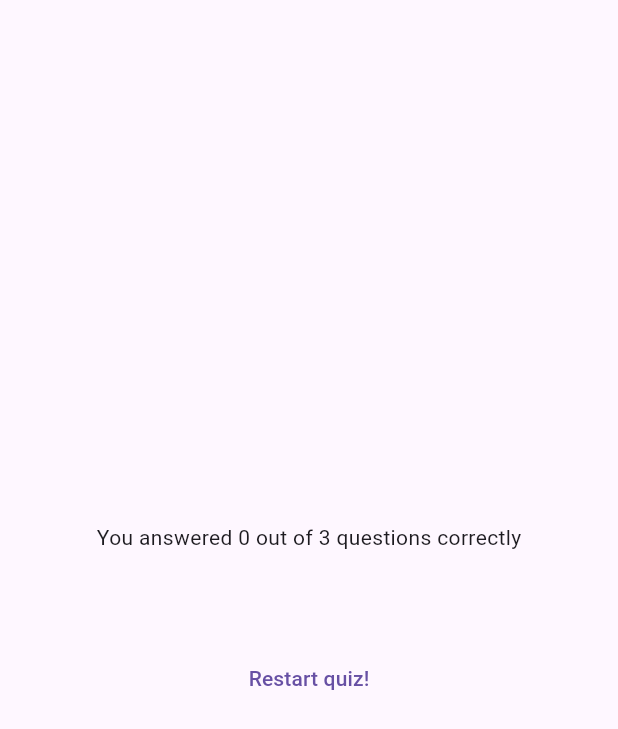
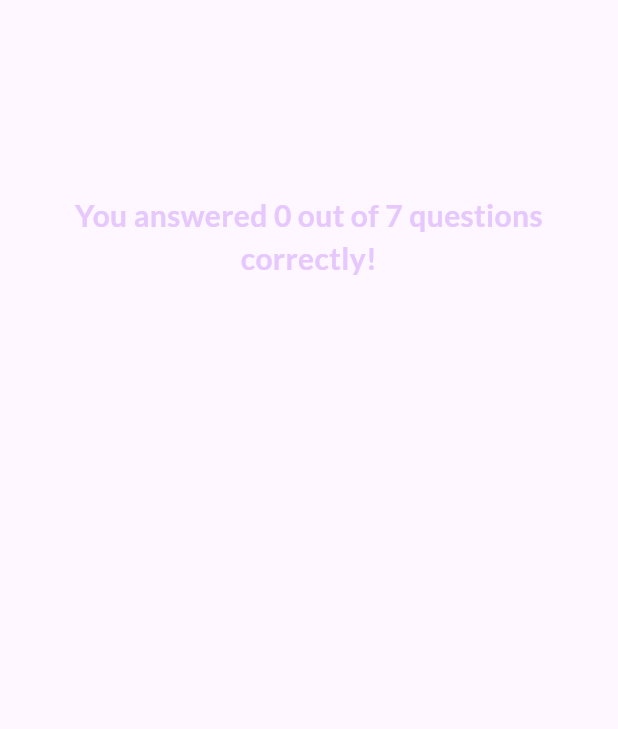
Before and after one commit to ayankz/flutter-quiz-app, a Flutter app: the ResultsScreen widget shown alone on an empty page, opened directly with empty values, on a phone screen of 412 x 824 dp. Shown: the top 729 px of the screen. Run offline on Flutter 3.47's test engine with Material 3 defaults, Android fonts, the phone set to English and light mode, and no system bars; our stand-ins replace google_fonts.

Commit message:
finish quiz app

```diff
--- a/lib/data/questions.dart
+++ b/lib/data/questions.dart
@@ -10,5 +10,12 @@ const questions = [
     'By using Android Studio'
   ]),
   QuizQuestion(
-      'Capital of Kazakhstan?', ['Almaty', 'Astana', 'Aqtobe', 'Karaganda'])
+      'Capital of Kazakhstan?', ['Almaty', 'Astana', 'Aqtobe', 'Karaganda']),
+  QuizQuestion(
+      'Capital of Uzbekistan?', ['Tashkent', 'Rome', 'Malaga', 'Moskow']),
+  QuizQuestion(
+      'Capital of Spain?', ['Madrid', 'Barcelona', 'Alicante', 'Valencia']),
+  QuizQuestion('Capital of France?', ['Paris', 'Marselle', 'Lion', 'Berlin']),
+  QuizQuestion(
+      'Capital of UK?', ['Londow', 'Liverpool', 'Newcastle', 'Manchester'])
 ];
--- /dev/null
+++ b/lib/models/questions_summary/questions_summary.dart
@@ -0,0 +1,21 @@
+import 'package:flutter/material.dart';
+import 'package:udemy_2/models/questions_summary/summary_item.dart';
+
+class QuestionsSummary extends StatelessWidget {
+  const QuestionsSummary(this.summaryData, {super.key});
+
+  final List<Map<String, Object>> summaryData;
+  @override
+  Widget build(BuildContext context) {
+    return SizedBox(
+      height: 400,
+      child: SingleChildScrollView(
+        child: Column(
+          children: summaryData.map((data) {
+            return SummaryItem(data);
+          }).toList(),
+        ),
+      ),
+    );
+  }
+}
--- a/lib/results_screen.dart
+++ b/lib/results_screen.dart
@@ -1,15 +1,16 @@
 import 'package:flutter/material.dart';
+import 'package:google_fonts/google_fonts.dart';
 import 'package:udemy_2/data/questions.dart';
-import 'package:udemy_2/questions_summary.dart';
+import 'package:udemy_2/models/questions_summary/questions_summary.dart';
 
 class ResultsScreen extends StatelessWidget {
   const ResultsScreen({
     super.key,
     required this.chosenAnswers,
+    required this.onRestart,
   });
-
+  final void Function() onRestart;
   final List<String> chosenAnswers;
-
   List<Map<String, Object>> getSummaryData() {
     final List<Map<String, Object>> summary = [];
 
@@ -21,7 +22,6 @@ class ResultsScreen extends StatelessWidget {
         'user_answer': chosenAnswers[i]
       });
     }
-
     return summary;
   }
 
@@ -29,8 +29,8 @@ class ResultsScreen extends StatelessWidget {
   Widget build(BuildContext context) {
     final summaryData = getSummaryData();
     final numTotalQuestions = questions.length;
-    final numCorrectQuestions = summaryData.where((data){
-      return data['user_amswer'] == data['correct_answer'];
+    final numCorrectQuestions = summaryData.where((data) {
+      return data['user_answer'] == data['correct_answer'];
     }).length;
     return SizedBox(
       width: double.infinity,
@@ -40,7 +40,13 @@ class ResultsScreen extends StatelessWidget {
           mainAxisAlignment: MainAxisAlignment.center,
           children: [
             Text(
-                'You answered $numCorrectQuestions out of $numTotalQuestions questions correctly'),
+              'You answered $numCorrectQuestions out of $numTotalQuestions questions correctly!',
+              style: GoogleFonts.lato(
+                  color: const Color.fromARGB(255, 230, 200, 253),
+                  fontSize: 20,
+                  fontWeight: FontWeight.bold),
+              textAlign: TextAlign.center,
+            ),
             const SizedBox(
               height: 30,
             ),
@@ -48,9 +54,11 @@ class ResultsScreen extends StatelessWidget {
             const SizedBox(
               height: 30,
             ),
-            TextButton(
-              onPressed: () {},
-              child: const Text('Restart quiz!'),
+            TextButton.icon(
+              onPressed: onRestart,
+              style: TextButton.styleFrom(foregroundColor: Colors.white),
+              icon: const Icon(Icons.refresh),
+              label: const Text('Restart quiz!'),
             ),
           ],
         ),
```
Also changed, not shown: lib/models/questions_summary/question_identifier.dart (added, +29 -0 lines), lib/models/questions_summary/summary_item.dart (added, +49 -0 lines), lib/questions_summary.dart (deleted, +0 -29 lines), lib/quiz.dart (+8 -0 lines).
